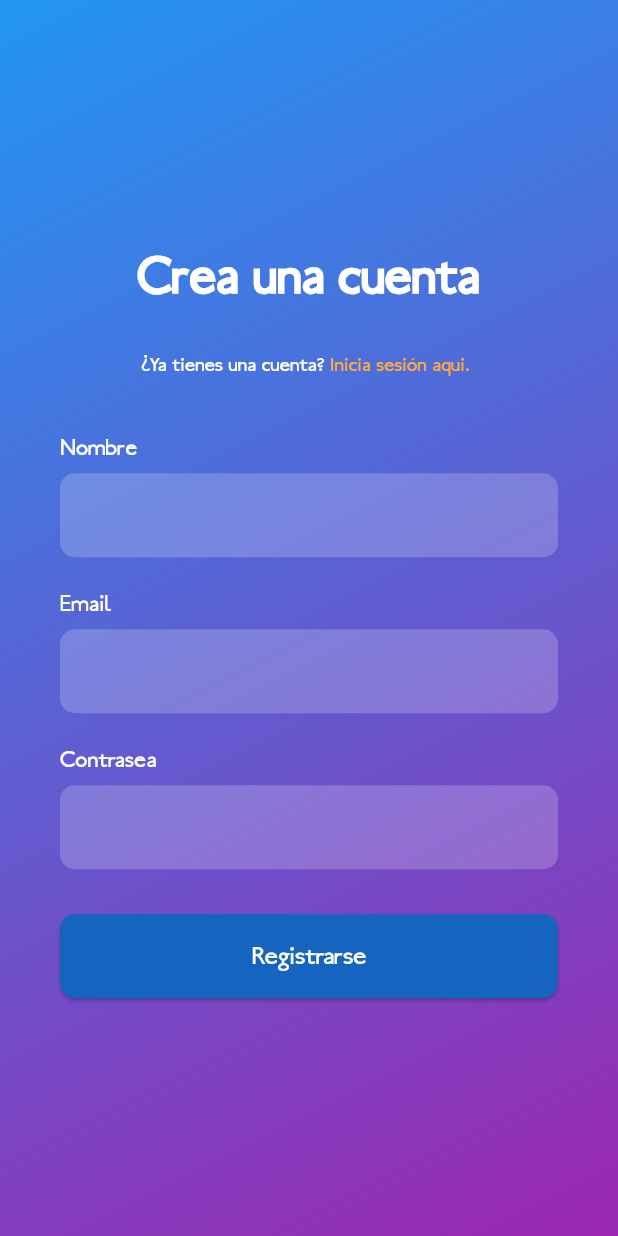
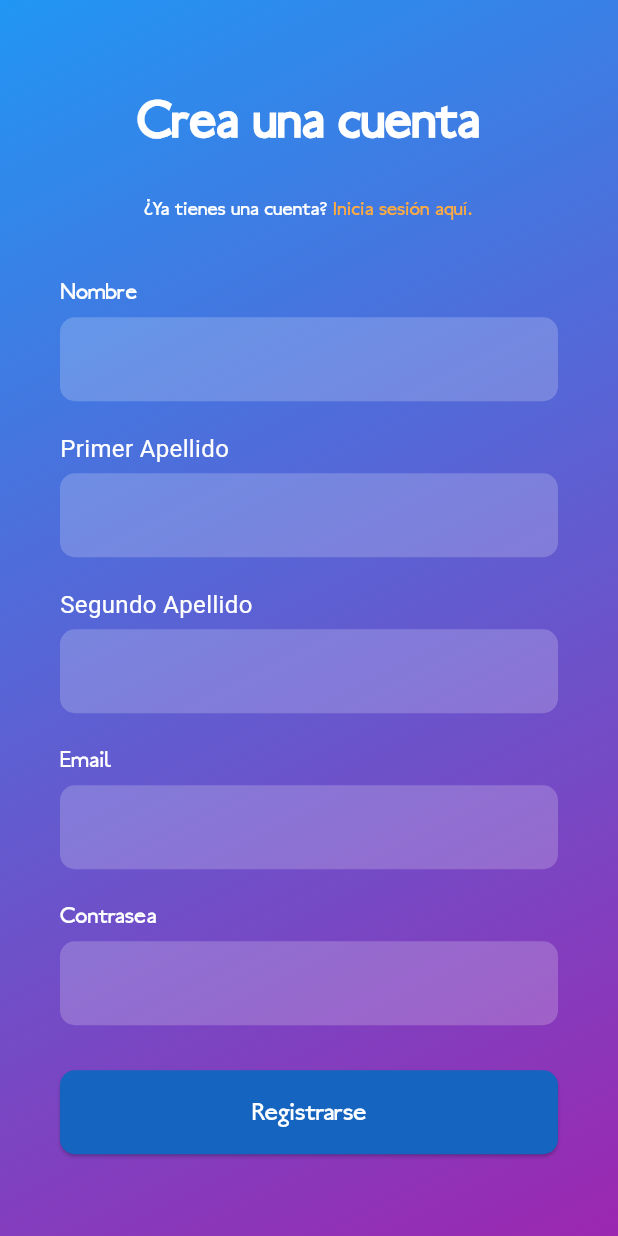
Before and after one commit to DILANESAU/ArtePuebla, a Flutter app: the RegisterScreen screen opened by its route, on a phone screen of 412 x 824 dp. Run offline on Flutter 3.47's test engine with Material 3 defaults, Android fonts, the phone set to English and light mode, and no system bars; our stand-ins replace flutter_svg.

```diff
--- /dev/null
+++ b/devtools_options.yaml
@@ -0,0 +1,3 @@
+description: This file stores settings for Dart & Flutter DevTools.
+documentation: https://docs.flutter.dev/tools/devtools/extensions#configure-extension-enablement-states
+extensions:
--- /dev/null
+++ b/lib/Model/eventModel.dart
@@ -0,0 +1,46 @@
+class Event {
+  final String nameEvent;
+  final String typeEvent;
+  final String startDate;
+  final String endDate;
+  final String startTime;
+  final String endTime;
+  final String address;
+  final String place;
+  final double cost;
+  final String publicType;
+  final String description;
+  //final String urlImg;
+
+  Event({
+    required this.nameEvent,
+    required this.typeEvent,
+    required this.startDate,
+    required this.endDate,
+    required this.startTime,
+    required this.endTime,
+    required this.address,
+    required this.place,
+    required this.cost,
+    required this.publicType,
+    required this.description,
+    //required this.urlImg,
+  });
+
+  factory Event.fromJson(Map<String, dynamic> json) {
+    return Event(
+      nameEvent: json['nameEvent'],
+      typeEvent: json['typeEvent'],
+      startDate: json['startDate'],
+      endDate: json['endDate'],
+      startTime: json['startTime'],
+      endTime: json['endTime'],
+      address: json['address'],
+      place: json['place'],
+      cost: json['cost'].toDouble(),
+      publicType: json['publicType'],
+      description: json['description'],
+
+    );
+  }
+}
--- a/lib/register_screen.dart
+++ b/lib/register_screen.dart
@@ -1,10 +1,13 @@
 import 'package:flutter/material.dart';
+import 'package:provider/provider.dart';
+import 'package:artepuebla/ViewModel/RegisterViewModel.dart';
 
 class RegisterScreen extends StatelessWidget {
   const RegisterScreen({super.key});
 
   @override
   Widget build(BuildContext context) {
+    final viewModel = Provider.of<RegisterViewModel>(context, listen: false);
     return Scaffold(
       body: Container(
         decoration: const BoxDecoration(
@@ -16,6 +19,7 @@ class RegisterScreen extends StatelessWidget {
         ),
         padding: const EdgeInsets.symmetric(horizontal: 40.0),
         child: Center(
+          child: SingleChildScrollView( // Agregado el ScrollView
             child: Column(
               mainAxisAlignment: MainAxisAlignment.center,
               crossAxisAlignment: CrossAxisAlignment.stretch,
@@ -41,7 +45,7 @@ class RegisterScreen extends StatelessWidget {
                       style: TextStyle(color: Colors.white, fontFamily: 'MyCustomFont',),
                       children: [
                         TextSpan(
-                        text: 'Inicia sesión aqui. ',
+                          text: 'Inicia sesión aquí.',
                           style: TextStyle(color: Colors.orangeAccent, fontFamily: 'MyCustomFont',),
                         ),
                       ],
@@ -59,6 +63,41 @@ class RegisterScreen extends StatelessWidget {
                 ),
                 const SizedBox(height: 5.0),
                 TextField(
+                  onChanged: (value) => viewModel.name = value,
+                  decoration: InputDecoration(
+                    filled: true,
+                    fillColor: Colors.white.withOpacity(0.2),
+                    border: OutlineInputBorder(
+                      borderRadius: BorderRadius.circular(10.0),
+                      borderSide: BorderSide.none,
+                    ),
+                  ),
+                ),
+                const SizedBox(height: 20.0),
+                const Text(
+                  'Primer Apellido',
+                  style: TextStyle(color: Colors.white, fontSize: 16.0),
+                ),
+                const SizedBox(height: 5.0),
+                TextField(
+                  onChanged: (value) => viewModel.fLastName = value,
+                  decoration: InputDecoration(
+                    filled: true,
+                    fillColor: Colors.white.withOpacity(0.2),
+                    border: OutlineInputBorder(
+                      borderRadius: BorderRadius.circular(10.0),
+                      borderSide: BorderSide.none,
+                    ),
+                  ),
+                ),
+                const SizedBox(height: 20.0),
+                const Text(
+                  'Segundo Apellido',
+                  style: TextStyle(color: Colors.white, fontSize: 16.0),
+                ),
+                const SizedBox(height: 5.0),
+                TextField(
+                  onChanged: (value) => viewModel.sLastName = value,
                   decoration: InputDecoration(
                     filled: true,
                     fillColor: Colors.white.withOpacity(0.2),
@@ -79,6 +118,7 @@ class RegisterScreen extends StatelessWidget {
                 ),
                 const SizedBox(height: 5.0),
                 TextField(
+                  onChanged: (value) => viewModel.email = value,
                   decoration: InputDecoration(
                     filled: true,
                     fillColor: Colors.white.withOpacity(0.2),
@@ -100,6 +140,7 @@ class RegisterScreen extends StatelessWidget {
                 const SizedBox(height: 5.0),
                 TextField(
                   obscureText: true,
+                  onChanged: (value) => viewModel.password = value,
                   decoration: InputDecoration(
                     filled: true,
                     fillColor: Colors.white.withOpacity(0.2),
@@ -111,9 +152,15 @@ class RegisterScreen extends StatelessWidget {
                 ),
                 const SizedBox(height: 30.0),
                 ElevatedButton(
-                onPressed: () {
-                  //Logica boton de registro
-
+                  onPressed: () async {
+                    final success = await viewModel.registerUser();
+                    if (success) {
+                      Navigator.pop(context);
+                    } else {
+                      ScaffoldMessenger.of(context).showSnackBar(
+                        const SnackBar(content: Text('Error al registrar el usuario'))
+                      );
+                    }
                   },
                   style: ElevatedButton.styleFrom(
                     backgroundColor: Colors.blue[800],
@@ -135,6 +182,7 @@ class RegisterScreen extends StatelessWidget {
             ),
           ),
         ),
+      ),
     );
   }
 }
--- a/pubspec.yaml
+++ b/pubspec.yaml
@@ -1,8 +1,8 @@
-name: flutter_application_1
+name: artepuebla
 description: A new Flutter project.
 
 publish_to: 'none' # Remove this line if you wish to publish to pub.dev
-version: 1.0.0+1
+version: 1.0.0+2
 
 environment:
   sdk: ^3.5.3
@@ -13,6 +13,8 @@ dependencies:
   cupertino_icons: ^1.0.8
   flutter_svg: ^1.1.6 # Añadido para soporte SVG
   http: ^1.2.2
+  provider: ^6.0.0
+  intl: ^0.18.0
 
 dev_dependencies:
   flutter_test:
```
Also changed, not shown: lib/Favoritos.dart (+9 -7 lines), lib/Home.dart (+35 -36 lines), lib/Taller.dart (+9 -7 lines), lib/ViewModel/LoginViewModel.dart (added, +33 -0 lines), lib/ViewModel/RegisterViewModel.dart (added, +58 -0 lines), lib/ViewModel/museumScreen.dart (added, +74 -0 lines), lib/main.dart (+63 -39 lines), lib/museum_screen.dart (+27 -38 lines), lib/user_profile_screen.dart (+4 -4 lines), pubspec.lock, 3 other files. Lines whose indentation alone changed are shown as unchanged.
